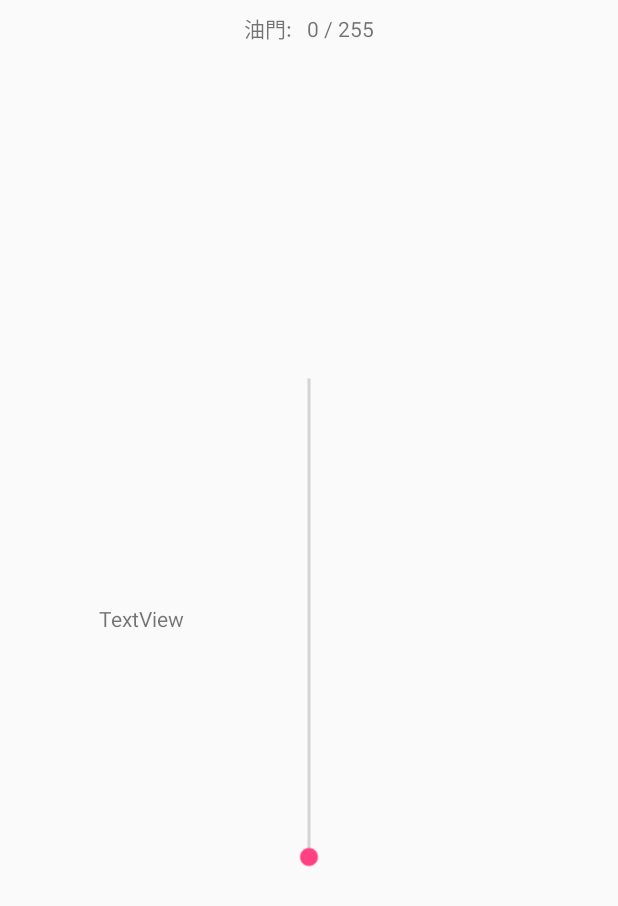
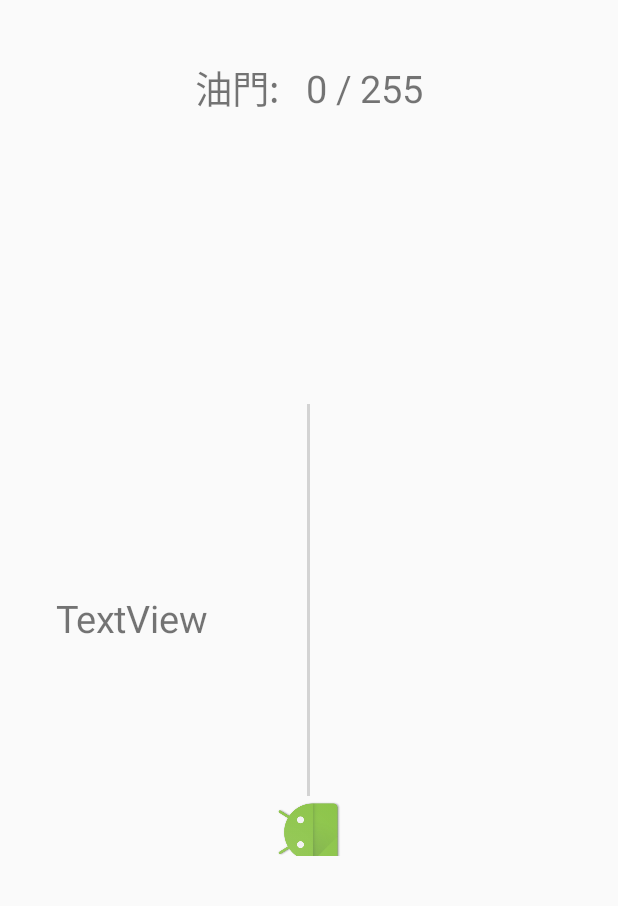
Before and after one commit to Crazycurly/head-in-the-cloud, an Android app: the DeviceActivity screen opened directly, with no data from a screen before it, on a phone screen of 412 x 824 dp. Shown: the top 906 px of the screen. Run offline under Robolectric (Android 15) with nearby library versions, the phone set to English and light mode, and no system bars.

Commit message:
modify font size etc

```diff
--- a/MyApplication2/Sample/src/main/java/com/github/douglasjunior/bluetoothsample/DeviceActivity.java
+++ b/MyApplication2/Sample/src/main/java/com/github/douglasjunior/bluetoothsample/DeviceActivity.java
@@ -72,6 +72,8 @@ public class DeviceActivity extends AppCompatActivity implements BluetoothServic
         sr = sm.getDefaultSensor(Sensor.TYPE_ORIENTATION);
         txv[0] = (TextView) findViewById(R.id.textView);
         txv[1] = (TextView) findViewById(R.id.textView2);
+        txv[0].setTextSize(25);
+        txv[1].setTextSize(25);
         txv[1].setText(String.format("油門:%4d / 255", 0));
         bindViews() ;
     }
--- a/MyApplication2/Sample/src/main/res/layout/activity_device.xml
+++ b/MyApplication2/Sample/src/main/res/layout/activity_device.xml
@@ -18,17 +18,17 @@
         android:text="@string/textview"
         app:layout_constraintBottom_toBottomOf="parent"
         app:layout_constraintEnd_toEndOf="parent"
-        app:layout_constraintHorizontal_bias="0.17"
+        app:layout_constraintHorizontal_bias="0.1"
         app:layout_constraintStart_toStartOf="parent"
         app:layout_constraintTop_toTopOf="parent" />
 
     <TextView
         android:id="@+id/textView2"
         android:layout_width="wrap_content"
-        android:layout_height="26dp"
+        android:layout_height="42dp"
         android:layout_marginEnd="8dp"
         android:layout_marginStart="8dp"
-        android:layout_marginTop="8dp"
+        android:layout_marginTop="40dp"
         android:text="@string/textview2"
         app:layout_constraintEnd_toEndOf="parent"
         app:layout_constraintStart_toStartOf="parent"
@@ -36,12 +36,13 @@
 
     <SeekBar
         android:id="@+id/seekBar"
-        android:layout_width="351dp"
+        android:layout_width="317dp"
         android:layout_height="72dp"
         android:layout_marginBottom="8dp"
         android:layout_marginEnd="8dp"
         android:layout_marginStart="8dp"
         android:layout_marginTop="8dp"
+        android:thumb="@mipmap/ic_launcher"
         app:layout_constraintBottom_toBottomOf="parent"
         app:layout_constraintEnd_toEndOf="parent"
         app:layout_constraintStart_toStartOf="parent"
```
Also changed, not shown: 129 other files.
